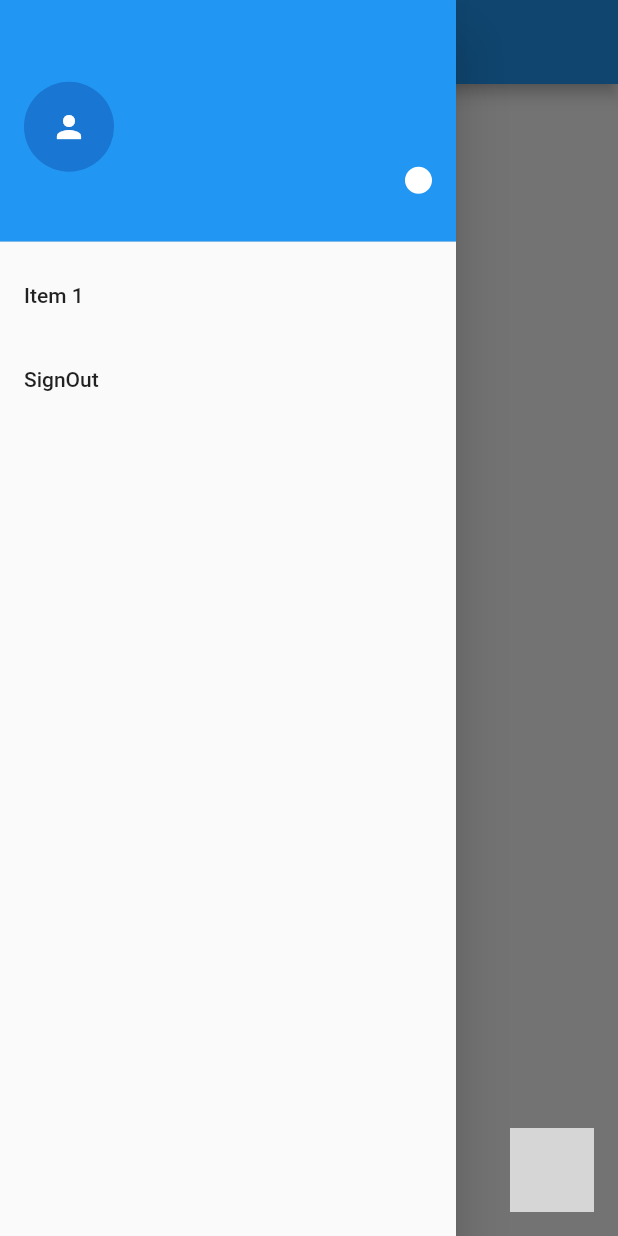
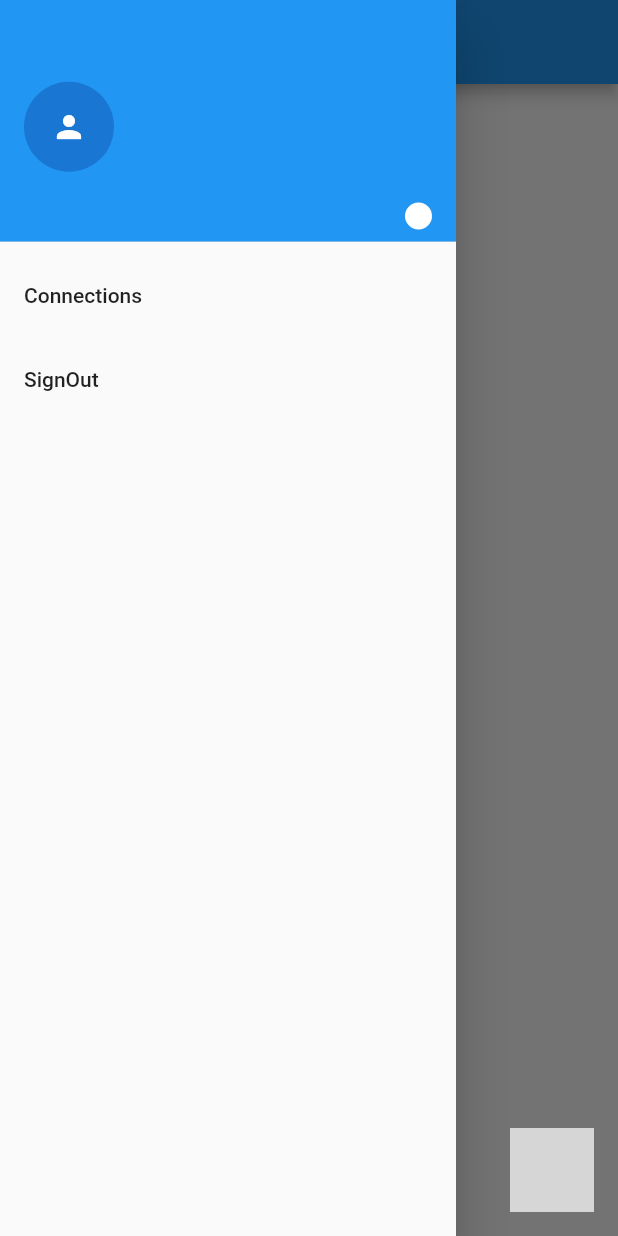
Before and after one commit to yash-choudhary/transport_app, a Flutter app: the Dash screen opened directly, with the side drawer open, on a phone screen of 412 x 824 dp. Run offline on Flutter 3.47's test engine with Material 2 defaults, Android fonts, the phone set to English and light mode, and no system bars; our stand-ins replace auto_size_text, cloud_firestore, firebase_auth, flutter_speed_dial, flutter_spinkit, share; missing offline and left inert: unicorndial; accounts and stored records are empty; Roboto replaces fonts that are missing (Montserrat); grey boxes are pictures that could not be loaded.

Commit message:
Comm_starter

```diff
--- a/lib/views/dashboard.dart
+++ b/lib/views/dashboard.dart
@@ -5,7 +5,12 @@ import '../widgets/provider_widget.dart';
 import 'package:flutter/services.dart';
 import 'package:cloud_firestore/cloud_firestore.dart';
 import 'dart:async';
+import 'package:flutter/services.dart';
 import 'package:unicorndial/unicorndial.dart';
+import '../widgets/add_dialog.dart';
+//import 'package:esys_flutter_share/esys_flutter_share.dart';
+import 'package:share/share.dart';
+import 'package:auto_size_text/auto_size_text.dart';
 
 class Dash extends StatefulWidget {
   @override
@@ -13,14 +18,14 @@ class Dash extends StatefulWidget {
 }
 
 class _DashState extends State<Dash> {
-  String uid,email;
+  static String uid, email;
   // ignore: missing_return
   Future<String> get_uid() async {
     uid = await Provider.of(context).auth.getCurrentUID();
     email = await Provider.of(context).auth.getCurrentEmail();
   }
 
-  circularIndicator(){
+  circularIndicator() {
     return Scaffold(
       backgroundColor: Colors.blue,
       body: Container(
@@ -32,45 +37,21 @@ class _DashState extends State<Dash> {
       ),
     );
   }
+
   @override
   Widget build(BuildContext context) {
-    var childButtons = List<UnicornButton>();
+    SystemChrome.setPreferredOrientations([
+      DeviceOrientation.portraitUp,
+      DeviceOrientation.portraitDown,
+    ]);
 
-    childButtons.add(UnicornButton(
-        hasLabel: true,
-        labelText: "Item 1",
-        currentButton: FloatingActionButton(
-          heroTag: "train",
-          backgroundColor: Colors.redAccent,
-          mini: true,
-          child: Icon(Icons.train),
-          onPressed: () {},
-        )));
-
-    childButtons.add(UnicornButton(
-        hasLabel: true,
-        labelText: "Item 1",
-        currentButton: FloatingActionButton(
-            heroTag: "airplane",
-            backgroundColor: Colors.greenAccent,
-            mini: true,
-            child: Icon(Icons.airplanemode_active))));
-
-    childButtons.add(UnicornButton(
-        hasLabel: true,
-        labelText: "Item 1",
-        currentButton: FloatingActionButton(
-            heroTag: "directions",
-            backgroundColor: Colors.blueAccent,
-            mini: true,
-            child: Icon(Icons.directions_car))));
     return FutureBuilder(
         future: get_uid(),
         // ignore: missing_return
         builder: (BuildContext context, AsyncSnapshot snapshot) {
-          if (snapshot.connectionState==ConnectionState.waiting) {
+          if (snapshot.connectionState == ConnectionState.waiting) {
             return circularIndicator();
-          }else{
+          } else {
             if (snapshot.connectionState == ConnectionState.done) {
               return StreamBuilder(
                   stream: Firestore.instance
@@ -91,13 +72,14 @@ class _DashState extends State<Dash> {
                             appBar: AppBar(
                               title: Text('Dashboard'),
                             ),
-                            drawer: drawer(context,snapshot,uid,email),
+                            drawer: drawer(context, snapshot, uid, email),
                             floatingActionButton: UnicornDialer(
-                                backgroundColor: Color.fromRGBO(255, 255, 255, 0)/*Last parameter is opacity value*/,
+                                backgroundColor: Color.fromRGBO(255, 255, 255,
+                                    0) /*Last parameter is opacity value*/,
                                 parentButtonBackground: Colors.redAccent,
                                 orientation: UnicornOrientation.VERTICAL,
                                 parentButton: Icon(Icons.add),
-                                childButtons: childButtons) ,
+                                childButtons: childbuttons(context)),
                           ));
                     }
                   });
@@ -112,7 +94,8 @@ class _DashState extends State<Dash> {
   }
 }
 
-Widget drawer(BuildContext context,AsyncSnapshot snapshot, String uid, String email){
+Widget drawer(
+    BuildContext context, AsyncSnapshot snapshot, String uid, String email) {
   return Drawer(
     child: ListView(
       children: <Widget>[
@@ -120,8 +103,8 @@ Widget drawer(BuildContext context,AsyncSnapshot snapshot, String uid, String em
           decoration: BoxDecoration(
             color: Colors.blue,
           ),
-          child: Stack(
-            children: <Widget>[
+          child: Row(
+            children: [
                   Align(
                     alignment: Alignment.centerLeft,
                     child: CircleAvatar(
@@ -129,18 +112,24 @@ Widget drawer(BuildContext context,AsyncSnapshot snapshot, String uid, String em
                       radius: 30.0,
                     ),
                   ),
-              Align(
-                alignment: Alignment.centerRight,
-                child: Text(
+              Expanded(
+                child: Column(
+                  mainAxisAlignment: MainAxisAlignment.center,
+                  children: <Widget>[
+                    Flexible(
+                      child: Align(
+                        alignment: Alignment.topRight,
+                        child: AutoSizeText(
                           getname(snapshot),
+                          maxLines: 3,
                           style: TextStyle(
                             color: Colors.white,
-                      fontSize: 24.0),
+                          ),
+                        ),
                       ),
                     ),
                     Align(
-                alignment: Alignment.centerRight +
-                    Alignment(0, .3),
+                      alignment: Alignment.centerRight + Alignment(0, .3),
                       child: Text(
                         getcategory(snapshot),
                         style: TextStyle(
@@ -149,16 +138,15 @@ Widget drawer(BuildContext context,AsyncSnapshot snapshot, String uid, String em
                       ),
                     ),
                     Align(
-                alignment: Alignment.centerRight +
-                    Alignment(0, .6),
+                      alignment: Alignment.centerRight + Alignment(0, .6),
                       child: Container(
                         decoration: new BoxDecoration(
                             color: Colors.white,
-                      border: new Border.all(color: Colors.white,style: BorderStyle.solid),
-                      borderRadius: BorderRadius.circular(10.0)
-                  ),
+                            border: new Border.all(
+                                color: Colors.white, style: BorderStyle.solid),
+                            borderRadius: BorderRadius.circular(10.0)),
                         child: Padding(
-                    padding: const EdgeInsets.only(left:8.0,right: 8.0),
+                          padding: const EdgeInsets.only(left: 8.0, right: 8.0),
                           child: Text(
                             email,
                             style: TextStyle(
@@ -171,18 +159,18 @@ Widget drawer(BuildContext context,AsyncSnapshot snapshot, String uid, String em
                   ],
                 ),
               ),
+            ],
+          ),
+        ),
         ListTile(
-          title: Text('Item 1'),
+          title: Text('Connections'),
           onTap: () {},
         ),
         ListTile(
           title: Text('SignOut'),
           onTap: () async {
             try {
-              AuthService auth =
-                  Provider
-                      .of(context)
-                      .auth;
+              AuthService auth = Provider.of(context).auth;
               Navigator.pop(context);
               await auth.signOut();
               print("Signed Out!");
@@ -196,22 +184,60 @@ Widget drawer(BuildContext context,AsyncSnapshot snapshot, String uid, String em
   );
 }
 
-String getname(AsyncSnapshot snapshot){
+String getname(AsyncSnapshot snapshot) {
   try {
     return snapshot.data['name'].toString().toUpperCase();
-  }
-  catch(e){
+  } catch (e) {
     print(e);
     return 'null';
   }
 }
 
-String getcategory(AsyncSnapshot snapshot){
+String getcategory(AsyncSnapshot snapshot) {
   try {
     return snapshot.data['category'].toString().toUpperCase();
-  }
-  catch(e){
+  } catch (e) {
     print(e);
     return 'null';
   }
 }
+
+List childbuttons(BuildContext context) {
+  var childButtons = List<UnicornButton>();
+
+  childButtons.add(UnicornButton(
+      hasLabel: true,
+      labelText: "Add Transporter",
+      currentButton: FloatingActionButton(
+        heroTag: "train",
+        backgroundColor: Colors.teal,
+        mini: true,
+        child: Icon(Icons.person_add),
+        onPressed: () {
+          showDialog(
+            context: context,
+            builder: (BuildContext context) => AddDialog(
+              title: "Add Transporter",
+              description: "Increase your business network!",
+              primaryButtonText: "Add",
+              primaryButtonRoute: "/signUp",
+            ),
+          );
+        },
+      )));
+
+  childButtons.add(UnicornButton(
+      hasLabel: true,
+      labelText: "Share your UID",
+      currentButton: FloatingActionButton(
+        heroTag: "shareid",
+        backgroundColor: Colors.deepOrangeAccent,
+        mini: true,
+        child: Icon(Icons.share),
+        onPressed: () {
+          Share.share("Here is my Unique Id:\n${_DashState.uid}");
+        },
+      )));
+
+  return childButtons;
+}
--- a/lib/views/first_view.dart
+++ b/lib/views/first_view.dart
@@ -1,6 +1,6 @@
 import 'package:flutter/material.dart';
 import 'package:auto_size_text/auto_size_text.dart';
-import '../widgets/custom_dialog.dart';
+import '../widgets/first_dialog.dart';
 
 class FirstView extends StatelessWidget {
   final primaryColor = Colors.blue;
@@ -55,7 +55,7 @@ class FirstView extends StatelessWidget {
                   onPressed: () {
                     showDialog(
                       context: context,
-                      builder: (BuildContext context) => CustomDialog(
+                      builder: (BuildContext context) => FirstDialog(
                         title: "Would you like to create a free account?",
                         description:
                         "With an account, your data will be securely saved, allowing you to access it from multiple devices.",
--- a/lib/views/signup_details.dart
+++ b/lib/views/signup_details.dart
@@ -26,7 +26,7 @@ class _SignUpView2State extends State<SignUpView2> {
 
   _SignUpView2State({this.authFormType});
 
-  final formKey = GlobalKey<FormState>();
+  static GlobalKey<FormState> formKey = new GlobalKey<FormState>();
   String name_controller,cin_controller,gstin_controller,contactno_controller,address_controller,pincode_controller, _warning, _category;
   int _type;
   final db = Firestore.instance;
--- a/lib/widgets/custom_dialog.dart
+++ b/lib/widgets/first_dialog.dart
@@ -1,7 +1,7 @@
 import 'package:flutter/material.dart';
 import 'package:auto_size_text/auto_size_text.dart';
 
-class CustomDialog extends StatelessWidget {
+class FirstDialog extends StatelessWidget {
   final primaryColor = Colors.blue;
   final grayColor = const Color(0xFF939393);
 
@@ -12,7 +12,7 @@ class CustomDialog extends StatelessWidget {
       secondaryButtonText,
       secondaryButtonRoute;
 
-  CustomDialog(
+  FirstDialog(
       {@required this.title,
         @required this.description,
         @required this.primaryButtonText,
--- a/pubspec.yaml
+++ b/pubspec.yaml
@@ -25,6 +25,9 @@ dependencies:
   auto_size_text: ^2.0.2
   flutter_spinkit: ^3.1.0
   unicorndial: ^1.1.5
+  esys_flutter_share: ^1.0.2
+  path_provider: ^1.2.0
+  share:
   # The following adds the Cupertino Icons font to your application.
   # Use with the CupertinoIcons class for iOS style icons.
   cupertino_icons: ^0.1.2
```
Also changed, not shown: lib/services/auth_service.dart (+11 -0 lines), lib/services/conn_mgmt.dart (added, +21 -0 lines), lib/widgets/add_dialog.dart (added, +164 -0 lines), pubspec.lock. Lines whose indentation alone changed are shown as unchanged.
